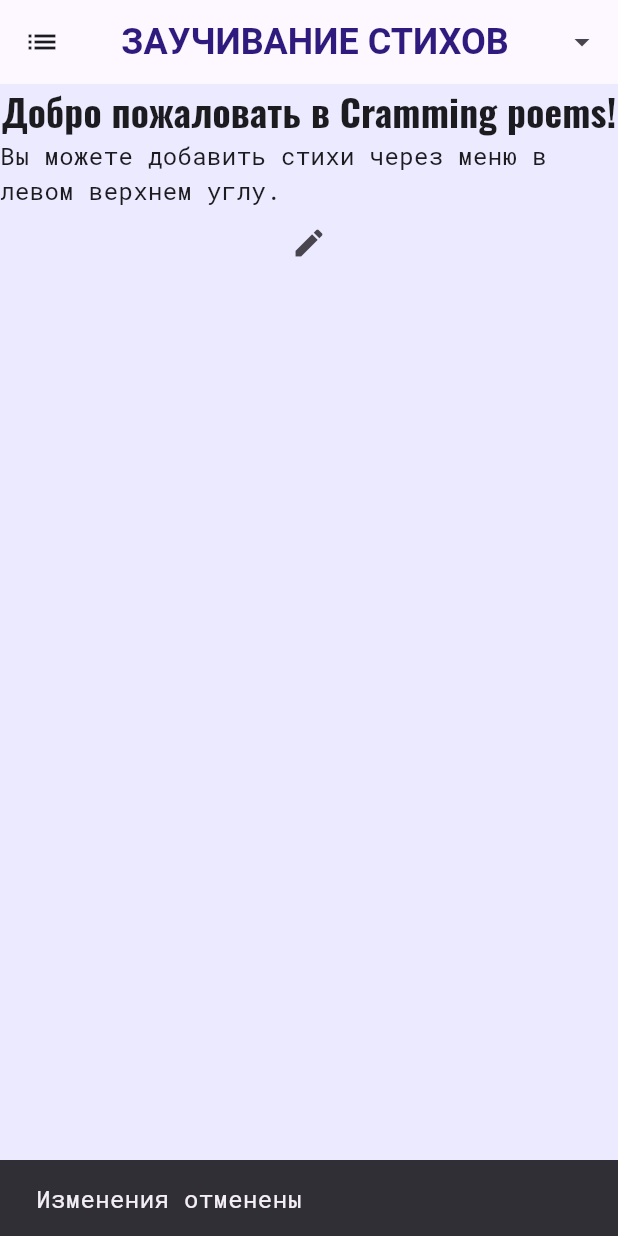
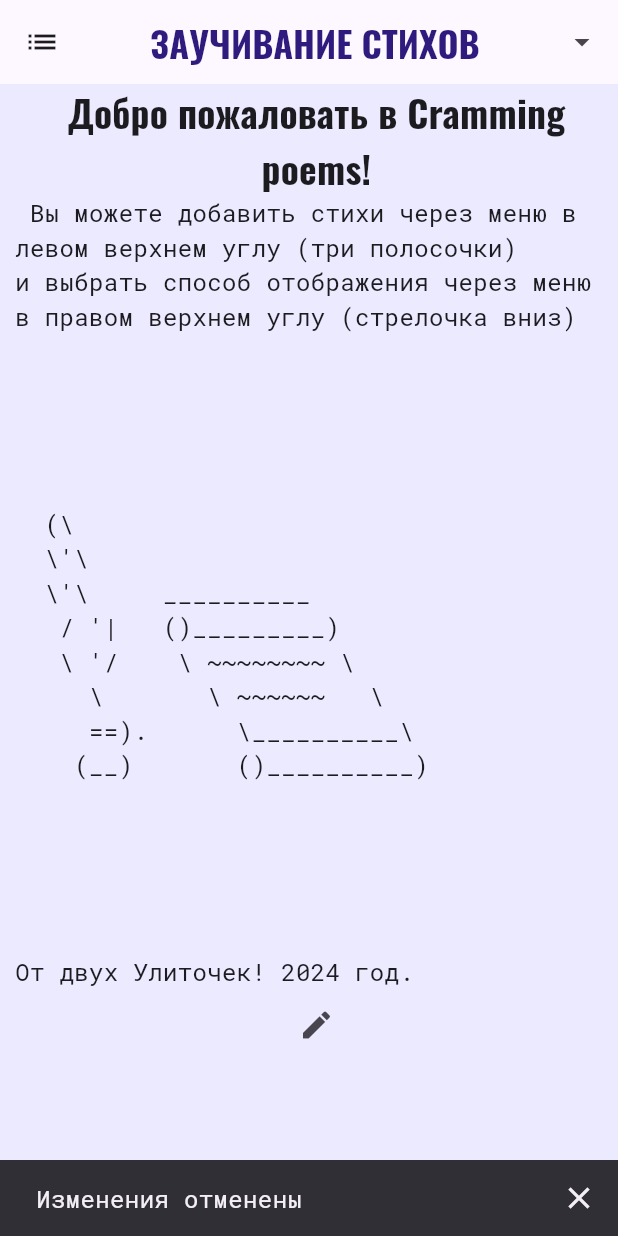
Before and after one commit to 2romanio005/cramming_poems, a Flutter app: the screen it shows after launch, after a tap on the "edit" icon, after a tap on the "cancel" icon, on a phone screen of 412 x 824 dp. Run offline on Flutter 3.47's test engine with Material 3 defaults, Android fonts, the light colour scheme and no system bars; our stand-ins replace google_fonts.

Commit message:
to release

```diff
--- a/lib/Data/editingModeController.dart
+++ b/lib/Data/editingModeController.dart
@@ -32,4 +32,4 @@ class EditingModeController{
 
 }
 
-EditingModeController editModeController = EditingModeController();
+EditingModeController editingModeController = EditingModeController();
--- a/lib/Data/poem.dart
+++ b/lib/Data/poem.dart
@@ -173,7 +173,7 @@ class _Helper {
           String lastLetter = word[word.length - 1];
           String hiddenCharacters = _hideString(word.substring(1, word.length - 1));
           return firstLetter + hiddenCharacters + lastLetter;
-        }).join('')).toList();
+        }).join(' ')).toList();
   }
 
   static List<String> _firstLetterEachWord(List<String> poem) {
--- a/lib/Data/poemFile.dart
+++ b/lib/Data/poemFile.dart
@@ -14,7 +14,7 @@ class PoemFile {
     if (dataFile.existsSync()) {
       _readFromFile();
     } else {
-      print("Writing: $path");
+      //print("Writing: $path");
       _writeInFile();
     }
   }
@@ -29,14 +29,18 @@ class PoemFile {
       content.removeLast(); // удаляем название из основного текста
       _poem.text = content; // прочитали оригинал
       _poem.title = newTitle; // обязательно после запис оргинала
-      print("Reading: ${_dataFile.path} as $newTitle");
+      //print("Reading: ${_dataFile.path} as $newTitle");
     } catch (error) {
       print(error);
     }
   }
 
   Future<void> _writeInFile() async {
-    _dataFile.writeAsString("${poem.text.join("\n")}\n${poem.title}"); // записываем в файл оригинал текста и в конце - название
+    try {
+      _dataFile.writeAsString("${poem.text.join("\n")}\n${poem.title}"); // записываем в файл оригинал текста и в конце - название
+    } catch(error){
+      print(error);
+    }
   }
 
   void deleteFile() {
--- a/lib/Data/poemList.dart
+++ b/lib/Data/poemList.dart
@@ -1,21 +1,31 @@
 import 'dart:io';
 import 'package:path_provider/path_provider.dart';
-
 
 import 'package:cramming_poems/Data/poem.dart';
 import 'package:cramming_poems/Data/poemFile.dart';
 
 class PoemList {
-  PoemList._(this._directory) {
+  PoemList._({required Directory directory, required File dataFile}) {
     _listPoemFile = [];
+    _directory = directory;
+    _dataFile = dataFile;
+
+    _selectedPoemIndex = 0;
     _selectedPoemDisplayType = PoemDisplayType.original;
+    if (_dataFile.existsSync()) {
+      _readFromFile();
+    } else {
+      _writeInFile();
+    }
   }
 
   // вместо конструктора чтобы использовать await
   static Future<PoemList> create() async {
     Directory directory = await getApplicationDocumentsDirectory();
+    File dataFile = File("${directory.path}/dataPoemList.txt");
+
     directory = await Directory("${directory.path}/savedPoems").create(recursive: true);
-    PoemList createdPemList = PoemList._(directory);
+    PoemList createdPoemList = PoemList._(directory: directory, dataFile: dataFile);
 
     final List<FileSystemEntity> entities = await directory.list(recursive: false).toList();
     final Iterable<File> files = entities.whereType<File>();
@@ -26,35 +36,70 @@ class PoemList {
       int start = path.lastIndexOf('/') + 1;
       int end = path.lastIndexOf('.');
       if (end <= start) {
-        print("Точка не там");
+        //print("Точка не там");
         continue;
       }
       int? numberInFileName = int.tryParse(path.substring(start, end));
       if (numberInFileName == null) {
-        print("Не число");
+        //print("Не число");
         continue;
       }
-      createdPemList.addPoemFile(PoemFile(
+      createdPoemList._listPoemFile.add(PoemFile(
         poem: Poem(
-          title: "Reading error",  // будет перезаписано из файла, или останется если произойдёт ошибка чтения
+          title: "Reading error", // будет перезаписано из файла, или останется если произойдёт ошибка чтения
         ),
         dataFile: file,
       ));
-      //await createdPemList.readPoemFromFile(file);
+      //await createdPoemList.readPoemFromFile(file);
     }
-    print("Всё ститано");
-    if (createdPemList._listPoemFile.isEmpty) {
-      print("Добавленно приветсвующее окно");
-      createdPemList.addPoemFile(PoemFile(
+
+    if (createdPoemList._listPoemFile.isEmpty) {
+      createdPoemList._listPoemFile.add(PoemFile(
+        // чтобы не перезаписывать индекс выбранного стиха в память кучу раз
         poem: Poem(
-          text: ["Вы можете добавить стихи через меню в левом верхнем углу."],
+          text: ["\tВы можете добавить стихи через меню в левом верхнем углу (три полосочки)",
+            "и выбрать способ отображения через меню в правом верхнем углу (стрелочка вниз)",
+            "",
+            "",
+            "",
+            "",
+            "",
+            "  (\\ ",
+            "  \\'\\ ",
+            "  \\\'\\     __________  ",
+            "   / '|   ()_________)",
+            "   \\ '/    \\ ~~~~~~~~ \\",
+            "     \\       \\ ~~~~~~   \\",
+            "     ==).      \\__________\\",
+            "    (__)       ()__________)",
+            "",
+            "",
+            "",
+            "",
+            "",
+            "От двух Улиточек!\t2024 год."
+          ],
+          // "(¯`O´¯)",
+          // "*./ | \\ .*",
+          // "..*♫*.",
+          //   ", • '*♥* ' • ,",
+          //   ". '*• ♫♫♫•*'",
+          //   ".. ' *, • '♫ ' • ,* \'",
+          //   ".' * • ♫*♥*♫• * '",
+          //   "* • С_Новым'•  * '",
+          //   ".* ' •♫♫*♥*♫♫ • ' * '",
+          //   "' ' • Годом . • ' ' '",
+          //   "' ' • ♫♫♫*♥*♫♫♫• * ' '",
+          //   "..x♥x"
+
           title: "Добро пожаловать в Cramming poems!", // будет перезаписано из файла, или останется если произойдёт ошибка чтения
         ),
         dataFile: File("${directory.path}/0.txt"),
       ));
     }
-    createdPemList._listPoemFile.sort((a, b) => a.nextNumberInFileName.compareTo(b.nextNumberInFileName));
-    return createdPemList;
+    createdPoemList._listPoemFile.sort((a, b) => a.nextNumberInFileName.compareTo(b.nextNumberInFileName));
+
+    return createdPoemList;
   }
 
   addPoemFile(PoemFile poemFile) {
@@ -64,7 +109,7 @@ class PoemList {
 
   newPoemFile() {
     int nextNumberInFileName = (_listPoemFile.isEmpty) ? 0 : (_listPoemFile.last.nextNumberInFileName);
-    _selectedPoemIndex = nextNumberInFileName;
+    selectedPoemIndex = nextNumberInFileName;
     addPoemFile(PoemFile(
       poem: Poem(
         title: "Новый стих $nextNumberInFileName",
@@ -74,7 +119,7 @@ class PoemList {
   }
 
   removePoemAt(int index) {
-    _selectedPoemIndex -= (index <= _selectedPoemIndex) ? 1 : 0;
+    selectedPoemIndex -= (index <= _selectedPoemIndex) ? 1 : 0;
     _listPoemFile[index].deleteFile();
     _listPoemFile.removeAt(index);
 
@@ -83,41 +128,42 @@ class PoemList {
     }
   }
 
-  clear(){
-    for(PoemFile poem in _listPoemFile){
+  clear() {
+    for (PoemFile poem in _listPoemFile) {
       poem.deleteFile();
     }
     _listPoemFile.clear();
     newPoemFile();
   }
 
-  PoemFile operator [](int index){
+  PoemFile operator [](int index) {
     return _listPoemFile[index];
   }
 
-  PoemFile get selectedPoemFile{
+  PoemFile get selectedPoemFile {
     return _listPoemFile[_selectedPoemIndex];
   }
 
-  Poem get selectedPoem{
+  Poem get selectedPoem {
     return _listPoemFile[_selectedPoemIndex].poem;
   }
 
-  set selectedPoem(Poem newPoem){
+  set selectedPoem(Poem newPoem) {
     _listPoemFile[_selectedPoemIndex].poem = newPoem;
   }
 
-  List<String> get selectedFormatText{
+  List<String> get selectedFormatText {
     return selectedPoem.getFormattedText(_selectedPoemDisplayType);
   }
 
-  int get length{
+  int get length {
     return _listPoemFile.length;
   }
 
   set selectedPoemIndex(int newPoemIndex) {
     // print("новый select: newPoemIndex");
     _selectedPoemIndex = newPoemIndex;
+    _writeInFile();
   }
 
   int get selectedPoemIndex {
@@ -127,16 +173,39 @@ class PoemList {
   set selectedPoemDisplayType(newSelectedPoemDisplayType) {
     // print("новый DisplayType: newSelectedPoemDisplayType");
     _selectedPoemDisplayType = newSelectedPoemDisplayType;
+    _writeInFile();
   }
 
   PoemDisplayType get selectedPoemDisplayType {
     return _selectedPoemDisplayType;
   }
 
-  final Directory _directory;
+  void _writeInFile() async {
+    try {
+      //print("Writing: ${_dataFile.path}");
+      _dataFile.writeAsString("$_selectedPoemIndex\n${_selectedPoemDisplayType.index}");
+    } catch (error) {
+      print(error);
+    }
+  }
+
+  void _readFromFile() {
+    try {
+      //print("Reading: ${_dataFile.path}");
+      List<String> content = _dataFile.readAsLinesSync();
+      _selectedPoemIndex = int.parse(content[0]); // запись индекса выбранного стиаха
+      _selectedPoemDisplayType = PoemDisplayType.values[int.parse(content[1])]; // запись выбраного отображения
+    } catch (error) {
+      print(error);
+    }
+  }
+
+  late final Directory _directory;
   late List<PoemFile> _listPoemFile;
-  int _selectedPoemIndex = 0; // индекс выбранного стиха
-  late PoemDisplayType _selectedPoemDisplayType;  // выбранный тип отображения
+  late int _selectedPoemIndex; // индекс выбранного стиха
+  late PoemDisplayType _selectedPoemDisplayType; // выбранный тип отображения
+
+  late final File _dataFile;
 }
 
 late PoemList poemList; // Список всех стихов
--- a/lib/Decoration/styles.dart
+++ b/lib/Decoration/styles.dart
@@ -17,16 +17,21 @@ ThemeData mainTheme = ThemeData(
     // ),
 
     /// заголовок заголовков
-    titleMedium: GoogleFonts.oswald(
+    titleLarge: GoogleFonts.oswald(
       color: ColorHeader,
-      fontSize: 30,
+      fontSize: 27,
       fontWeight: FontWeight.bold,
     ),
     /// заголовок стиха
-    titleSmall: GoogleFonts.oswald(
+    titleMedium: GoogleFonts.oswald(
       // rubikMonoOne
       // quantico
       fontSize: 25,
+      fontWeight: FontWeight.bold,
+    ),
+    /// заголовок стиха в менюшке
+    titleSmall: GoogleFonts.oswald(
+      fontSize: 20,
       fontWeight: FontWeight.bold,
     ),
 
@@ -40,6 +45,7 @@ ThemeData mainTheme = ThemeData(
     labelLarge: GoogleFonts.oswald(
       color: ColorFont,
       fontSize: 25,
+      fontWeight: FontWeight.bold,
     ),
     /// текс всплывающих окон
     labelMedium: GoogleFonts.robotoMono(
--- a/lib/Widgets/displayTypeChooser.dart
+++ b/lib/Widgets/displayTypeChooser.dart
@@ -20,7 +20,7 @@ class _DisplayTypeChooser extends State<DisplayTypeChooser> {
     return Drawer(
       child: Column(
         children: [
-          Text("Выберите вид отображения", style: Theme.of(context).textTheme.titleMedium),
+          Text("Выберите отображение", style: Theme.of(context).textTheme.titleLarge),
           Expanded(
             child: Container(
               color: ColorBackground,
@@ -40,6 +40,12 @@ class _DisplayTypeChooser extends State<DisplayTypeChooser> {
                                 setState(() {
                                   poemList.selectedPoemDisplayType = PoemDisplayType.values[index];
                                 });
+                                ScaffoldMessenger.of(context).showSnackBar(SnackBar(
+                                  showCloseIcon: true,
+                                  duration: Duration(seconds: 1),
+                                  dismissDirection: DismissDirection.none,
+                                  content: Text(namePoemDisplayType[poemList.selectedPoemDisplayType]!),
+                                ));
                                 widget.onChange();
                                 Navigator.pop(context);
                               },
@@ -57,7 +63,7 @@ class _DisplayTypeChooser extends State<DisplayTypeChooser> {
   }
 }
 
-Map<PoemDisplayType, String> namePoemDisplayType = {
+const Map<PoemDisplayType, String> namePoemDisplayType = {
   PoemDisplayType.original: "Оригинал",
   PoemDisplayType.halfLineLeft: "Первая половина",
   PoemDisplayType.halfLineRight: "Вторая половина",
--- a/lib/Widgets/homePageView.dart
+++ b/lib/Widgets/homePageView.dart
@@ -13,27 +13,36 @@ class HomePageView extends StatefulWidget {
 class _HomePageView extends State<HomePageView> {
   void enableEditingMode() {
     setState(() {
-      editModeController.enableEditingMode();
+      editingModeController.enableEditingMode();
     });
     ScaffoldMessenger.of(context).showSnackBar(const SnackBar(
+      showCloseIcon: true,
+      duration: Duration(seconds: 1),
+      dismissDirection: DismissDirection.none,
       content: Text("Режим Редактирования"),
     ));
   }
 
   void completeEditingMode() {
     setState(() {
-      editModeController.completeEditingMode();
+      editingModeController.completeEditingMode();
     });
     ScaffoldMessenger.of(context).showSnackBar(const SnackBar(
+      showCloseIcon: true,
+      duration: Duration(seconds: 1),
+      dismissDirection: DismissDirection.none,
       content: Text("Изменения сохранены"),
     ));
   }
 
   void cancelEditingMode() {
     setState(() {
-      editModeController.cancelEditingMode();
+      editingModeController.cancelEditingMode();
     });
     ScaffoldMessenger.of(context).showSnackBar(const SnackBar(
+      showCloseIcon: true,
+      duration: Duration(seconds: 1),
+      dismissDirection: DismissDirection.none,
       content: Text("Изменения отменены"),
     ));
   }
@@ -41,13 +50,14 @@ class _HomePageView extends State<HomePageView> {
   @override
   Widget build(BuildContext context) {
     return SingleChildScrollView(
+      padding: const EdgeInsets.fromLTRB(10, 0, 0, 10),
       child: Row(
         children: [
           Expanded(
             child: Column(
-              children: (!editModeController.isEditMode)
+              children: (!editingModeController.isEditMode)
                   ? [
-                      Text(poemList.selectedPoem.title, style: Theme.of(context).textTheme.titleSmall),
+                      Text(poemList.selectedPoem.title, style: Theme.of(context).textTheme.titleMedium, textAlign: TextAlign.center,),
                       Text(
                         poemList.selectedFormatText.join("\n"),
                         style: Theme.of(context).textTheme.bodyMedium,
@@ -56,17 +66,17 @@ class _HomePageView extends State<HomePageView> {
                       IconButton(onPressed: enableEditingMode, icon: const Icon(Icons.edit)),
                     ]
                   : [
-                      TextField(controller: editModeController.titleController, style: Theme.of(context).textTheme.titleSmall),
+                      TextField(controller: editingModeController.titleController, style: Theme.of(context).textTheme.titleMedium, textAlign: TextAlign.center,),
                       TextField(
-                        controller: editModeController.textController,
+                        controller: editingModeController.textController,
                         style: Theme.of(context).textTheme.bodyMedium,
                         maxLines: null,
                       ),
                       Row(
                         mainAxisAlignment: MainAxisAlignment.spaceBetween,
                         children: [
+                          IconButton(onPressed: cancelEditingMode, icon: const Icon(Icons.cancel)),
                           IconButton(onPressed: completeEditingMode, icon: const Icon(Icons.save)),
-                          IconButton(onPressed: cancelEditingMode, icon: const Icon(Icons.cancel)),
                         ],
                       ),
                     ],
--- a/lib/Widgets/poemChooser.dart
+++ b/lib/Widgets/poemChooser.dart
@@ -2,6 +2,7 @@ import 'package:flutter/material.dart';
 
 import 'package:cramming_poems/Data/poemList.dart';
 import 'package:cramming_poems/Widgets/confirmationBox.dart';
+import 'package:cramming_poems/Data/editingModeController.dart';
 
 import 'package:cramming_poems/Decoration/colors.dart';
 import 'package:cramming_poems/Decoration/styles.dart';
@@ -23,7 +24,7 @@ class _PoemChooser extends State<PoemChooser> {
     return Drawer(
       child: Column(
         children: [
-          Text("Выберите стих", style: Theme.of(context).textTheme.titleMedium),
+          Text("Выберите стих", style: Theme.of(context).textTheme.titleLarge),
           Expanded(
             child: Container(
               color: ColorBackground,
@@ -40,6 +41,9 @@ class _PoemChooser extends State<PoemChooser> {
                               titleTextStyle: Theme.of(context).textTheme.titleSmall,
                               selected: index == poemList.selectedPoemIndex,
                               onTap: () {
+                                if(editingModeController.isEditMode){
+                                  editingModeController.completeEditingMode();
+                                }
                                 setState(() {
                                   poemList.selectedPoemIndex = index;
                                 });
--- a/lib/futureBuilderHome.dart
+++ b/lib/futureBuilderHome.dart
@@ -14,11 +14,11 @@ class FutureBuilderHome extends StatefulWidget {
 // класс для ожидания загрузки стихов из памяти (можно грузить что угодно до основного экрана)
 class _FutureBuilderHome extends State<FutureBuilderHome> {
   Future<bool> _loading () async{
-    print("start:");
+    //print("start:");
     poemList = await PoemList.create();  // загрузка предыдущих стихов
     //print("prefin: ${poemList.selectedPoem.title}");
     //await Future.delayed(Duration(seconds: 5));
-    print("fin: ${poemList.selectedPoem.title}");
+    //print("fin: ${poemList.selectedPoem.title}");
     return true;
   }
 
--- a/lib/homePage.dart
+++ b/lib/homePage.dart
@@ -1,4 +1,5 @@
 import 'package:flutter/material.dart';
+import 'dart:math';
 
 import 'package:cramming_poems/Widgets/poemChooser.dart';
 import 'package:cramming_poems/Widgets/displayTypeChooser.dart';
@@ -46,7 +47,7 @@ class _Home extends State<Home> {
                 "ЗАУЧИВАНИЕ СТИХОВ",
                 style: TextStyle(
                   color: ColorFont,
-                  fontSize: (MediaQuery.of(context).size.width - 100) / 13,
+                  fontSize: min((MediaQuery.of(context).size.width - 100) / 13, 35),
                   fontWeight: FontWeight.bold,
                 ),
               ),
@@ -58,7 +59,7 @@ class _Home extends State<Home> {
           onSelect: redraw,
           onDelete: redraw,
           onAdd: () {
-            editModeController.enableEditingMode();
+            editingModeController.enableEditingMode();
             redraw();
           },
         ),
```
